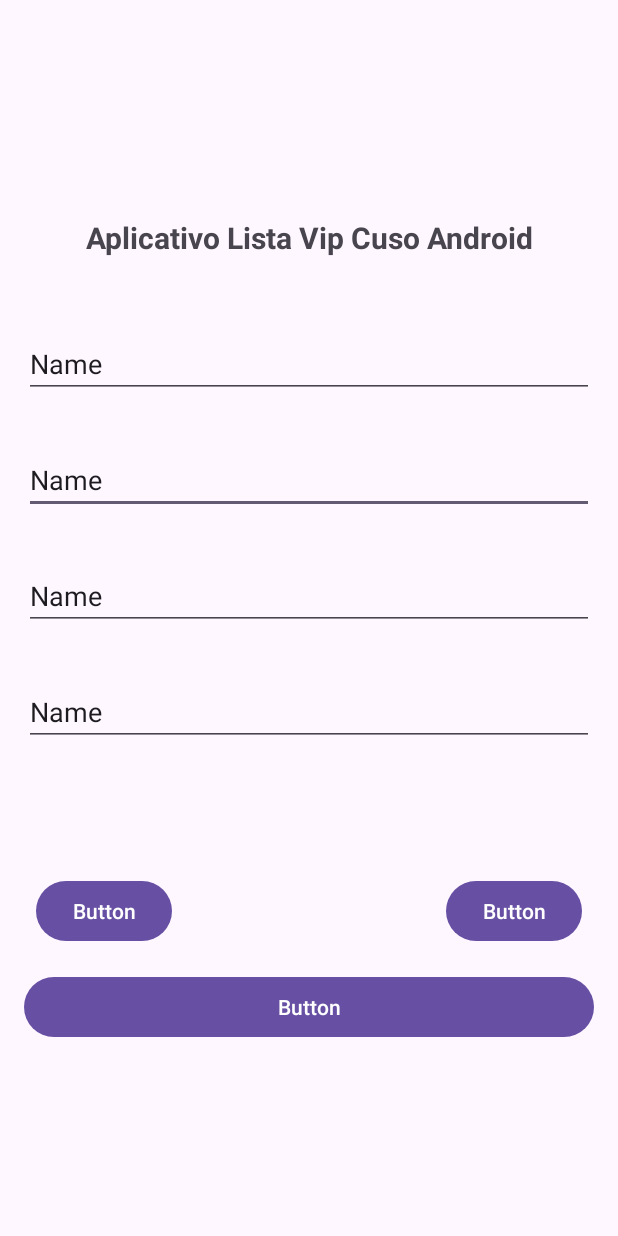
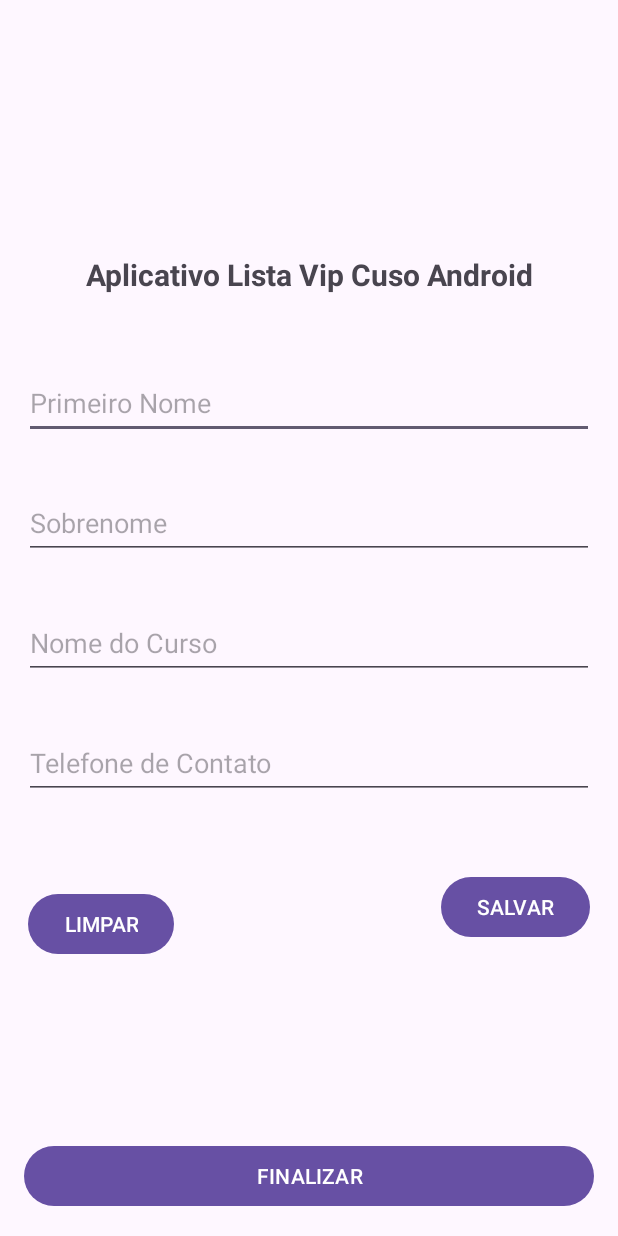
Before and after one commit to marcbaraGomes/developerAndroid2023, an Android app: the screen it shows after launch (MainActivity), on a phone screen of 412 x 824 dp. Run offline under Robolectric (Android 15) with nearby library versions, the phone set to English and light mode, and no system bars.

Commit message:
Criar layout do aplicativo. Ajustes layout.

```diff
--- a/AppListaCurso/app/src/main/res/layout/activity_main.xml
+++ b/AppListaCurso/app/src/main/res/layout/activity_main.xml
@@ -7,133 +7,134 @@
     tools:context=".MainActivity">
 
     <TextView
-        android:id="@+id/textView3"
+        android:id="@+id/textTitulo"
         android:layout_width="wrap_content"
         android:layout_height="wrap_content"
-        android:layout_marginTop="32dp"
+        android:layout_marginTop="70dp"
         android:layout_marginBottom="32dp"
-        android:text="Aplicativo Lista Vip Cuso Android"
+        android:text="@string/txt_titulo"
         android:textSize="20sp"
         android:textStyle="bold"
-        app:layout_constraintBottom_toTopOf="@+id/editTextText"
+        app:layout_constraintBottom_toTopOf="@+id/editPrimNome"
         app:layout_constraintEnd_toEndOf="parent"
         app:layout_constraintHorizontal_bias="0.5"
         app:layout_constraintStart_toStartOf="parent"
         app:layout_constraintTop_toTopOf="parent"
-        app:layout_constraintVertical_bias="0.5"
         app:layout_constraintVertical_chainStyle="packed" />
 
     <EditText
-        android:id="@+id/editTextText2"
+        android:id="@+id/editPrimNome"
+        android:layout_width="0dp"
+        android:layout_height="48dp"
+        android:layout_margin="16dp"
+        android:layout_marginStart="16dp"
+        android:layout_marginTop="32dp"
+        android:layout_marginEnd="16dp"
+        android:layout_marginBottom="16dp"
+
+        android:ems="10"
+        android:hint="@string/txt_hint_edit_primeiro_nome"
+        android:inputType="text"
+        app:layout_constraintBottom_toTopOf="@+id/editSobrenome"
+        app:layout_constraintEnd_toEndOf="parent"
+        app:layout_constraintHorizontal_bias="0.5"
+        app:layout_constraintStart_toStartOf="parent"
+        app:layout_constraintTop_toBottomOf="@+id/textTitulo" />
+
+    <EditText
+        android:id="@+id/editSobrenome"
         android:layout_width="match_parent"
-        android:layout_height="wrap_content"
+        android:layout_height="48dp"
+        android:layout_margin="16dp"
+        android:layout_marginStart="16dp"
+        android:layout_marginEnd="16dp"
+        android:layout_marginBottom="16dp"
+        android:ems="10"
+        android:hint="@string/txt_hint_edit_sobrenome"
+        android:inputType="text"
+        app:layout_constraintBottom_toTopOf="@+id/editNomCurso"
+        app:layout_constraintEnd_toEndOf="parent"
+        app:layout_constraintHorizontal_bias="0.5"
+        app:layout_constraintStart_toStartOf="parent"
+        app:layout_constraintTop_toBottomOf="@+id/editPrimNome" />
+
+    <EditText
+        android:id="@+id/editNomCurso"
+        android:layout_width="match_parent"
+        android:layout_height="48dp"
         android:layout_margin="16dp"
         android:layout_marginStart="16dp"
         android:layout_marginTop="16dp"
         android:layout_marginEnd="16dp"
         android:ems="10"
+        android:hint="@string/txt_hint_edit_nome_do_curso"
         android:inputType="text"
-        android:text="Name"
-        app:layout_constraintBottom_toTopOf="@+id/editTextText3"
+        app:layout_constraintBottom_toTopOf="@+id/editContato"
         app:layout_constraintEnd_toEndOf="parent"
+        app:layout_constraintHorizontal_bias="0.5"
         app:layout_constraintStart_toStartOf="parent"
-        app:layout_constraintTop_toBottomOf="@+id/editTextText"
-        app:layout_constraintVertical_bias="0.5" />
+        app:layout_constraintTop_toBottomOf="@+id/editSobrenome"
+        tools:ignore="Autofill" />
 
     <EditText
-        android:id="@+id/editTextText3"
+        android:id="@+id/editContato"
         android:layout_width="match_parent"
-        android:layout_height="wrap_content"
+        android:layout_height="48dp"
         android:layout_margin="16dp"
         android:layout_marginStart="16dp"
-        android:layout_marginTop="16dp"
+        android:layout_marginTop="32dp"
         android:layout_marginEnd="16dp"
         android:ems="10"
+        android:hint="@string/txt_hint_edit_telefone_de_contato"
         android:inputType="text"
-        android:text="Name"
-        app:layout_constraintBottom_toTopOf="@+id/editTextText4"
+        app:layout_constraintBottom_toTopOf="@+id/buttonSalvar"
         app:layout_constraintEnd_toEndOf="parent"
+        app:layout_constraintHorizontal_bias="0.5"
         app:layout_constraintStart_toStartOf="parent"
-        app:layout_constraintTop_toBottomOf="@+id/editTextText2"
-        app:layout_constraintVertical_bias="0.5" />
+        app:layout_constraintTop_toBottomOf="@+id/editNomCurso" />
 
-    <EditText
-        android:id="@+id/editTextText4"
+
+    <Button
+        android:id="@+id/buttonLimpar"
+        android:layout_width="wrap_content"
+        android:layout_height="wrap_content"
+        android:layout_marginStart="16dp"
+        android:layout_marginTop="32dp"
+        android:layout_marginEnd="175dp"
+        android:layout_marginBottom="32dp"
+        android:text="@string/txt_button_limpar"
+        app:layout_constraintBottom_toTopOf="@+id/buttonFinaliza"
+        app:layout_constraintEnd_toStartOf="@+id/buttonSalvar"
+        app:layout_constraintHorizontal_bias="0.5"
+        app:layout_constraintStart_toStartOf="parent"
+        app:layout_constraintTop_toBottomOf="@+id/editContato"
+        app:layout_constraintVertical_bias="0.239" />
+
+    <Button
+        android:id="@+id/buttonSalvar"
+        android:layout_width="wrap_content"
+        android:layout_height="wrap_content"
+        android:layout_marginTop="32dp"
+        android:layout_marginEnd="16dp"
+        android:layout_marginBottom="32dp"
+        android:text="@string/txt_button_salvar"
+        app:layout_constraintBottom_toTopOf="@+id/buttonFinaliza"
+        app:layout_constraintEnd_toEndOf="parent"
+        app:layout_constraintHorizontal_bias="0.5"
+        app:layout_constraintStart_toEndOf="@+id/buttonLimpar"
+        app:layout_constraintTop_toBottomOf="@+id/editContato" />
+
+    <Button
+        android:id="@+id/buttonFinaliza"
         android:layout_width="match_parent"
         android:layout_height="wrap_content"
         android:layout_margin="16dp"
         android:layout_marginStart="16dp"
         android:layout_marginEnd="16dp"
-        android:ems="10"
-        android:inputType="text"
-        android:text="Name"
-        app:layout_constraintBottom_toTopOf="@+id/button"
-        app:layout_constraintEnd_toEndOf="parent"
-        app:layout_constraintStart_toStartOf="parent"
-        app:layout_constraintTop_toBottomOf="@+id/editTextText3"
-        app:layout_constraintVertical_bias="0.5" />
-
-
-    <EditText
-        android:id="@+id/editTextText"
-        android:layout_width="match_parent"
-        android:layout_height="wrap_content"
-        android:layout_margin="16dp"
-        android:layout_marginStart="16dp"
-        android:layout_marginTop="64dp"
-        android:layout_marginEnd="16dp"
-        android:layout_marginBottom="16dp"
-        android:ems="10"
-        android:inputType="text"
-        android:text="Name"
-        app:layout_constraintBottom_toTopOf="@+id/editTextText2"
-        app:layout_constraintEnd_toEndOf="parent"
-        app:layout_constraintStart_toStartOf="parent"
-        app:layout_constraintTop_toBottomOf="@+id/textView3"
-        app:layout_constraintVertical_bias="0.5" />
-
-    <Button
-        android:id="@+id/button"
-        android:layout_width="wrap_content"
-        android:layout_height="wrap_content"
-        android:layout_marginStart="16dp"
-        android:layout_marginTop="70dp"
-        android:layout_marginEnd="175dp"
-        android:text="Button"
-        app:layout_constraintBottom_toTopOf="@+id/button3"
-        app:layout_constraintEnd_toStartOf="@+id/button2"
-        app:layout_constraintStart_toStartOf="parent"
-        app:layout_constraintTop_toBottomOf="@+id/editTextText4"
-        app:layout_constraintVertical_bias="0.5" />
-
-    <Button
-        android:id="@+id/button2"
-        android:layout_width="wrap_content"
-        android:layout_height="wrap_content"
-        android:layout_marginTop="70dp"
-        android:layout_marginEnd="16dp"
-        android:text="Button"
-        app:layout_constraintBottom_toTopOf="@+id/button3"
-        app:layout_constraintEnd_toEndOf="parent"
-        app:layout_constraintHorizontal_bias="0.817"
-        app:layout_constraintStart_toEndOf="@+id/button"
-        app:layout_constraintTop_toBottomOf="@+id/editTextText4"
-        app:layout_constraintVertical_bias="0.5" />
-
-    <Button
-        android:id="@+id/button3"
-        android:layout_width="match_parent"
-        android:layout_height="wrap_content"
-        android:layout_margin="16dp"
-        android:layout_marginStart="16dp"
-        android:layout_marginTop="50dp"
-        android:layout_marginEnd="16dp"
-        android:layout_marginBottom="24dp"
-        android:text="Button"
+        android:text="@string/txt_button_finalizar"
         app:layout_constraintBottom_toBottomOf="parent"
         app:layout_constraintEnd_toEndOf="parent"
-        app:layout_constraintStart_toStartOf="parent"
-        app:layout_constraintTop_toBottomOf="@+id/button"
-        app:layout_constraintVertical_bias="0.5" />
+        app:layout_constraintHorizontal_bias="0.5"
+        app:layout_constraintStart_toStartOf="parent" />
 
 </androidx.constraintlayout.widget.ConstraintLayout>
--- a/AppListaCurso/app/src/main/res/values/strings.xml
+++ b/AppListaCurso/app/src/main/res/values/strings.xml
@@ -1,3 +1,11 @@
 <resources>
     <string name="app_name">AppListaCurso</string>
+    <string name="txt_titulo">Aplicativo Lista Vip Cuso Android</string>
+    <string name="txt_hint_edit_primeiro_nome">Primeiro Nome</string>
+    <string name="txt_hint_edit_sobrenome">Sobrenome</string>
+    <string name="txt_hint_edit_nome_do_curso">Nome do Curso</string>
+    <string name="txt_hint_edit_telefone_de_contato">Telefone de Contato</string>
+    <string name="txt_button_limpar">LIMPAR</string>
+    <string name="txt_button_salvar">SALVAR</string>
+    <string name="txt_button_finalizar">FINALIZAR</string>
 </resources>
```
